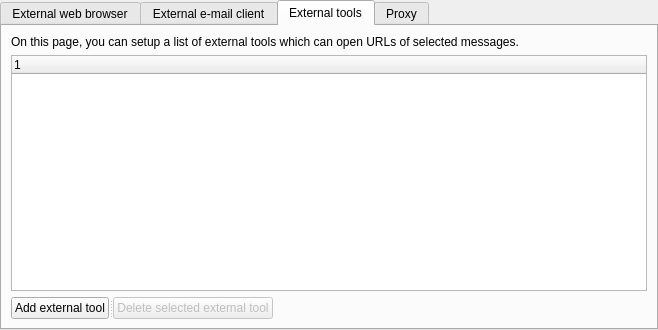
The window that src/gui/settings/settingsbrowsermail.ui (martinrotter/rssguard) describes before a commit, drawn with Qt 5.
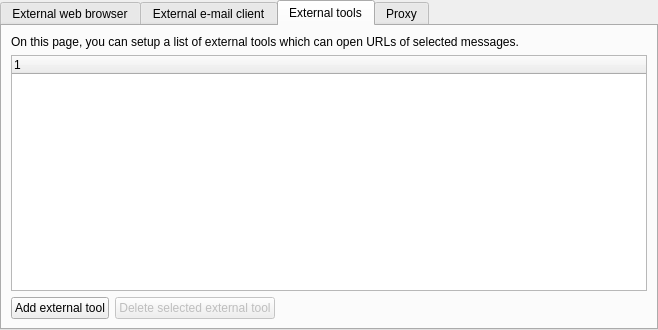
The same window after the commit. The open tabs and pages were chosen to show the change.

Commit message: fix splitter in settings

Patch:
```diff
--- a/src/gui/settings/settingsbrowsermail.ui
+++ b/src/gui/settings/settingsbrowsermail.ui
@@ -234,23 +234,16 @@
        <string>External tools</string>
       </attribute>
       <layout class="QFormLayout" name="formLayout">
-       <item row="0" column="0">
-        <widget class="QLabel" name="m_lblToolInfo">
-         <property name="text">
-          <string>On this page, you can setup a list of external tools which can open URLs of selected messages.</string>
-         </property>
-        </widget>
-       </item>
        <item row="2" column="0">
-        <widget class="QSplitter" name="splitter">
-         <property name="orientation">
-          <enum>Qt::Horizontal</enum>
-         </property>
+        <layout class="QHBoxLayout" name="horizontalLayout_2">
+         <item>
          <widget class="QPushButton" name="m_btnAddTool">
           <property name="text">
            <string>Add external tool</string>
           </property>
          </widget>
+         </item>
+         <item>
          <widget class="QPushButton" name="m_btnDeleteTool">
           <property name="enabled">
            <bool>false</bool>
@@ -259,6 +252,14 @@
            <string>Delete selected external tool</string>
           </property>
          </widget>
+         </item>
+        </layout>
+       </item>
+       <item row="0" column="0" colspan="2">
+        <widget class="QLabel" name="m_lblToolInfo">
+         <property name="text">
+          <string>On this page, you can setup a list of external tools which can open URLs of selected messages.</string>
+         </property>
         </widget>
        </item>
        <item row="1" column="0" colspan="2">
```
Lines whose indentation alone changed are shown as unchanged.
